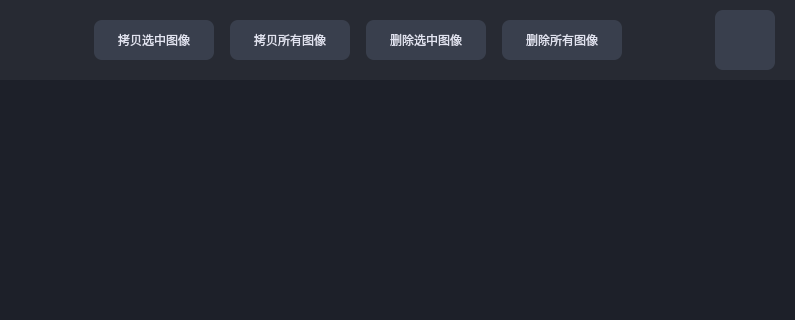
First picture: the form in widgets/viewer/imageviewer.ui, repository wyc15002105071/Recorder, before the edit; both pictures show x 0 to 795 and y 0 to 320 of the 795 by 504 pixel window.
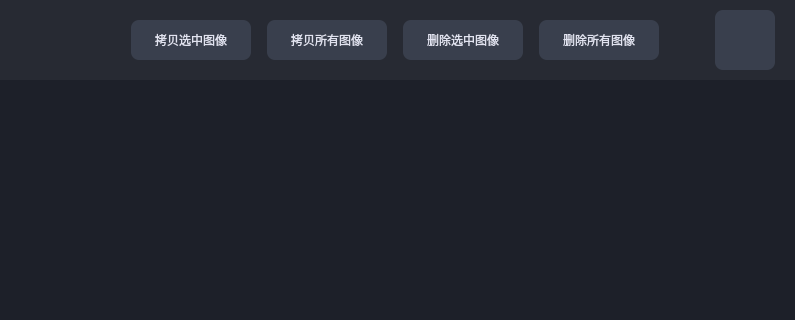
Second picture: the form after the edit. Icons and pictures are not drawn.

Commit message: [VideoInputDevice]:support reset after hot plug [MenuWidget]:support auto hide when no operation after 5 seconds [KeyListener]:support serial port type of key [Viewer]:reset back button but no change icon size

What changed in the file:
```diff
--- a/widgets/viewer/imageviewer.ui
+++ b/widgets/viewer/imageviewer.ui
@@ -102,7 +102,7 @@
      </property>
      <layout class="QHBoxLayout" name="horizontalLayout">
       <property name="leftMargin">
-       <number>0</number>
+       <number>5</number>
       </property>
       <property name="topMargin">
        <number>0</number>
@@ -113,22 +113,6 @@
       <property name="bottomMargin">
        <number>0</number>
       </property>
-      <item>
-       <spacer name="horizontalSpacer_3">
-        <property name="orientation">
-         <enum>Qt::Horizontal</enum>
-        </property>
-        <property name="sizeType">
-         <enum>QSizePolicy::Fixed</enum>
-        </property>
-        <property name="sizeHint" stdset="0">
-         <size>
-          <width>20</width>
-          <height>20</height>
-         </size>
-        </property>
-       </spacer>
-      </item>
       <item alignment="Qt::AlignVCenter">
        <widget class="QPushButton" name="back_btn">
         <property name="sizePolicy">
@@ -139,19 +123,22 @@
         </property>
         <property name="minimumSize">
          <size>
-          <width>28</width>
-          <height>48</height>
+          <width>80</width>
+          <height>60</height>
          </size>
         </property>
         <property name="maximumSize">
          <size>
-          <width>28</width>
-          <height>48</height>
+          <width>80</width>
+          <height>60</height>
          </size>
         </property>
         <property name="text">
          <string/>
         </property>
+        <property name="flat">
+         <bool>true</bool>
+        </property>
        </widget>
       </item>
       <item>
```
Left out of the diff: 2 changed lines with no effect on the pictures. The commit also changes 3 other files.
